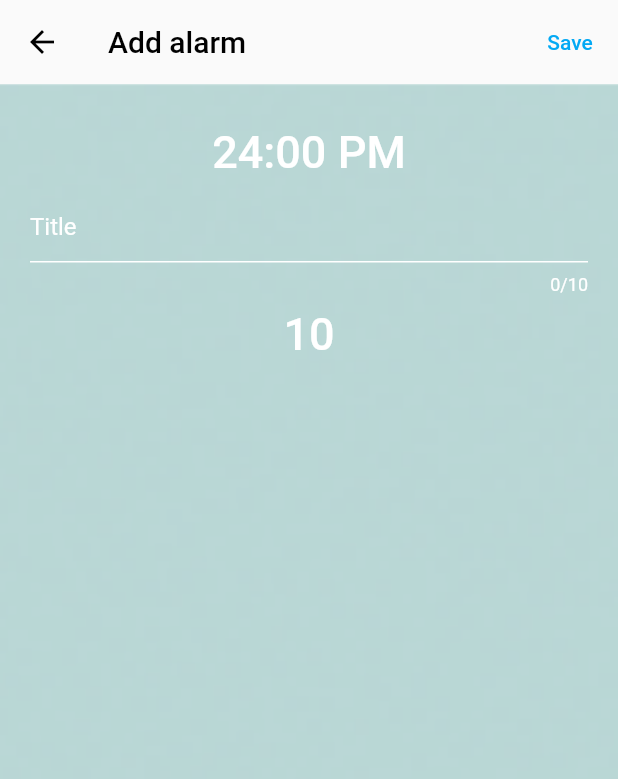
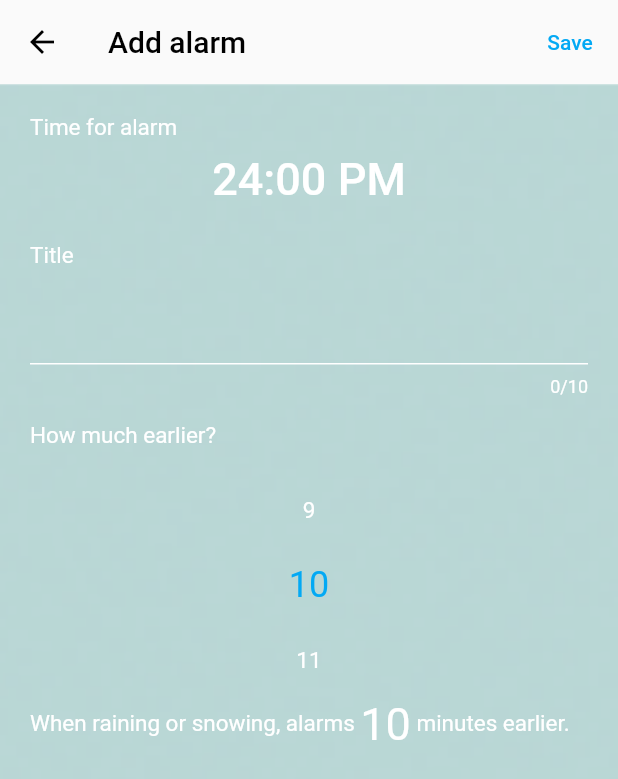
Before and after one commit to 282-the-traveler/earlier_alarm, a Flutter app: the AddAlarmScreen screen opened directly, after a tap on "Save", on a phone screen of 412 x 824 dp. Shown: the top 779 px of the screen. Run offline on Flutter 3.47's test engine with Material 2 defaults, Android fonts, the phone set to English and light mode, and no system bars; drawn by our look-alikes of numberpicker; our stand-ins replace flutter_svg, geolocator, shared_preferences, timer_builder; accounts and stored records are empty; network calls fail.

Commit message:
setting number picker for earlier time

```diff
--- a/lib/add_alarm.dart
+++ b/lib/add_alarm.dart
@@ -2,6 +2,7 @@ import 'package:earlier_alarm/data/shared_data.dart';
 import 'package:flutter/material.dart';
 import 'package:intl/intl.dart';
 import 'package:shared_preferences/shared_preferences.dart';
+import 'package:numberpicker/numberpicker.dart';
 
 class AddAlarmScreen extends StatefulWidget {
   AddAlarmScreen(
@@ -19,7 +20,7 @@ class AddAlarmScreen extends StatefulWidget {
 class _AddAlarmScreenState extends State<AddAlarmScreen> {
   String sharedDataName = 'EARLIER_ALARM';
   var id = '9:30 PM\-10';
-  var minusMins = '10';
+  var minusMins = 10;
   var date = '2022-07-29';
   var week = {'Sun', 'Mon', 'Tue', 'Wed', 'Thur', 'Fri', 'Sat'};
   List<SharedData> sharedDataList = [];
@@ -38,8 +39,20 @@ class _AddAlarmScreenState extends State<AddAlarmScreen> {
 
     final String? sharedJsonData = prefs.getString(sharedDataName);
     sharedDataList = SharedData.decode(sharedJsonData!);
+    print(sharedJsonData);
 
-    if (sharedJsonData != null) {
+    if (widget.index == 99) {
+      print("this is 99");
+      sharedDataList.add(SharedData(
+        sharedDataName: sharedDataName,
+        id: id,
+        title: widget.title,
+        time: widget.time,
+        minusMins: minusMins,
+        date: date,
+        isOn: widget.isOn,
+      ));
+    } else if (0 <= widget.index && widget.index < 99) {
       print(sharedJsonData);
       sharedDataList[widget.index] = SharedData(
         sharedDataName: sharedDataName,
@@ -50,16 +63,6 @@ class _AddAlarmScreenState extends State<AddAlarmScreen> {
         date: date,
         isOn: widget.isOn,
       );
-    } else {
-      sharedDataList.add(SharedData(
-        sharedDataName: sharedDataName,
-        id: id,
-        title: widget.title,
-        time: widget.time,
-        minusMins: minusMins,
-        date: date,
-        isOn: widget.isOn,
-      ));
     }
 
     final String encodedData = SharedData.encode(sharedDataList);
@@ -67,13 +70,13 @@ class _AddAlarmScreenState extends State<AddAlarmScreen> {
     await prefs.setString(sharedDataName, encodedData);
     // await prefs.setStringList('name', 'time', 'minus', 'date',
     //     <String>['Sun', 'Mon', 'Tue', 'Wed', 'Thur', 'Fri', 'Sat']);
-    Navigator.pop(context);
+    // Navigator.pop(context);
   }
 
   Future<void> _showTimePicker() async {
     final TimeOfDay? result = await showTimePicker(
       context: context,
-      initialTime: getTextTime(),
+      initialTime: TimeOfDay.now(),
     );
     if (result != null) {
       setState(() {
@@ -87,7 +90,7 @@ class _AddAlarmScreenState extends State<AddAlarmScreen> {
       return TimeOfDay.now();
       print('24:00 PM');
     } else {
-      return widget.time;
+      return TimeOfDay.now();
       print('04:51 PM');
     }
   }
@@ -127,6 +130,14 @@ class _AddAlarmScreenState extends State<AddAlarmScreen> {
           Container(
             padding: EdgeInsets.all(20.0),
             child: Column(children: [
+              Container(
+                alignment: Alignment.centerLeft,
+                child: const Text('Time for alarm',
+                    style: TextStyle(
+                      fontSize: 15.0,
+                      color: Colors.white,
+                    )),
+              ),
               TextButton(
                   onPressed: () {
                     _showTimePicker();
@@ -138,6 +149,15 @@ class _AddAlarmScreenState extends State<AddAlarmScreen> {
                       fontSize: 30.0,
                     ),
                   )),
+              Container(
+                alignment: Alignment.centerLeft,
+                height: 50.0,
+                child: const Text('Title',
+                    style: TextStyle(
+                      fontSize: 15.0,
+                      color: Colors.white,
+                    )),
+              ),
               TextField(
                 cursorColor: Colors.white,
                 maxLength: 10,
@@ -145,31 +165,58 @@ class _AddAlarmScreenState extends State<AddAlarmScreen> {
                 obscureText: false,
                 style: const TextStyle(color: Colors.white),
                 decoration: const InputDecoration(
-                  border: OutlineInputBorder(),
-                  hintText: 'Title',
-                  helperStyle: TextStyle(color: Colors.white),
-                  hintStyle: TextStyle(color: Colors.white),
-                  enabledBorder: UnderlineInputBorder(
-                    borderSide: BorderSide(color: Colors.white),
-                  )
-                ),
+                    border: OutlineInputBorder(),
+                    helperStyle: TextStyle(color: Colors.white),
+                    hintStyle: TextStyle(color: Colors.white),
+                    enabledBorder: UnderlineInputBorder(
+                      borderSide: BorderSide(color: Colors.white),
+                    )),
                 onChanged: (text) {
                   setState(() {
                     widget.title = text;
                   });
                 },
               ),
-              TextButton(
-                  onPressed: () {
-                    _showTimePicker();
-                  },
-                  child: Text(
-                    minusMins,
+              Container(
+                alignment: Alignment.centerLeft,
+                height: 50.0,
+                child: const Text('How much earlier?',
+                    style: TextStyle(
+                      fontSize: 15.0,
+                      color: Colors.white,
+                    )),
+              ),
+              NumberPicker(
+                textStyle: (const TextStyle(
+                fontSize: 15.0,
+                color: Colors.white,
+                )),
+                value: minusMins,
+                minValue: 0,
+                maxValue: 60,
+                onChanged: (value) => setState(() => minusMins = value),
+              ),
+              Row(
+                children: [
+                  const Text('When raining or snowing, alarms ',
+                      style: TextStyle(
+                        fontSize: 15.0,
+                        color: Colors.white,
+                      )),
+                  Text(
+                    '$minusMins',
                     style: const TextStyle(
+                      fontSize: 30.0,
                       color: Colors.white,
-                      fontSize: 30.0,
                     ),
-                  )),
+                  ),
+                  const Text(' minutes earlier.',
+                      style: TextStyle(
+                        fontSize: 15.0,
+                        color: Colors.white,
+                      ))
+                ],
+              )
             ]),
           )
         ],
--- a/lib/current_alarm.dart
+++ b/lib/current_alarm.dart
@@ -22,7 +22,7 @@ class _CurrentAlarmScreenState extends State<CurrentAlarmScreen> {
   String id = '9:30 PM-10';
   String title = 'untitled';
   String time = '9:30 PM';
-  String minusMins = '10';
+  int minusMins = 10;
   String date = '2022-08-06';
   List<SharedData> sharedDataList = [];
 
@@ -122,7 +122,7 @@ class _CurrentAlarmScreenState extends State<CurrentAlarmScreen> {
                         title: 'earlier_alarm',
                         time: '24:00 PM',
                         isOn: false,
-                        index: 9999,
+                        index: 99,
                       );
                     }));
                   },
--- a/lib/data/alarm_tile.dart
+++ b/lib/data/alarm_tile.dart
@@ -28,9 +28,7 @@ class _AlarmTileState extends State<AlarmTile> {
             fontSize: 45.0,
           )),
       subtitle: Text(
-          'When raining or snowing, alarms ' +
-              widget._sharedData.minusMins +
-              'minutes earlier.',
+          'When raining or snowing, alarms $widget._sharedData.minusMins minutes earlier.',
           style: const TextStyle(
             color: Colors.white,
           )),
--- a/lib/data/shared_data.dart
+++ b/lib/data/shared_data.dart
@@ -5,7 +5,7 @@ class SharedData {
   String id = '9:30\-10';
   String title = 'untitled';
   String time = '9:30';
-  String minusMins = '10';
+  int minusMins = 10;
   String date = '2022-07-31';
   bool isOn = false;
 
--- a/lib/main.dart
+++ b/lib/main.dart
@@ -41,7 +41,7 @@ class _MyHomePageState extends State<MyHomePage> {
       title: 'earlier_alarm',
       time: '24:00 PM',
       isOn: false,
-      index: 9999,
+      index: 99,
     ),
     WeatherScreen(),
   ];
--- a/pubspec.yaml
+++ b/pubspec.yaml
@@ -41,6 +41,7 @@ dependencies:
   timer_builder: ^2.0.0
   intl: ^0.17.0
   shared_preferences: ^2.0.7
+  numberpicker: ^2.1.1
 
 dev_dependencies:
   flutter_test:
```
Also changed, not shown: pubspec.lock.
